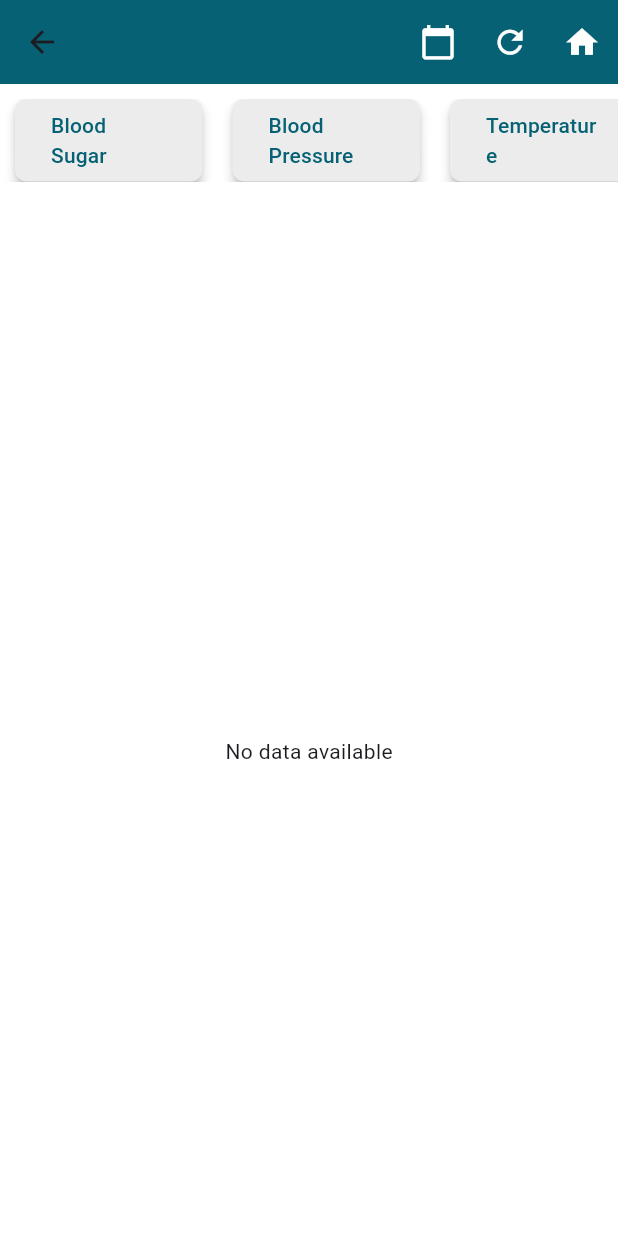
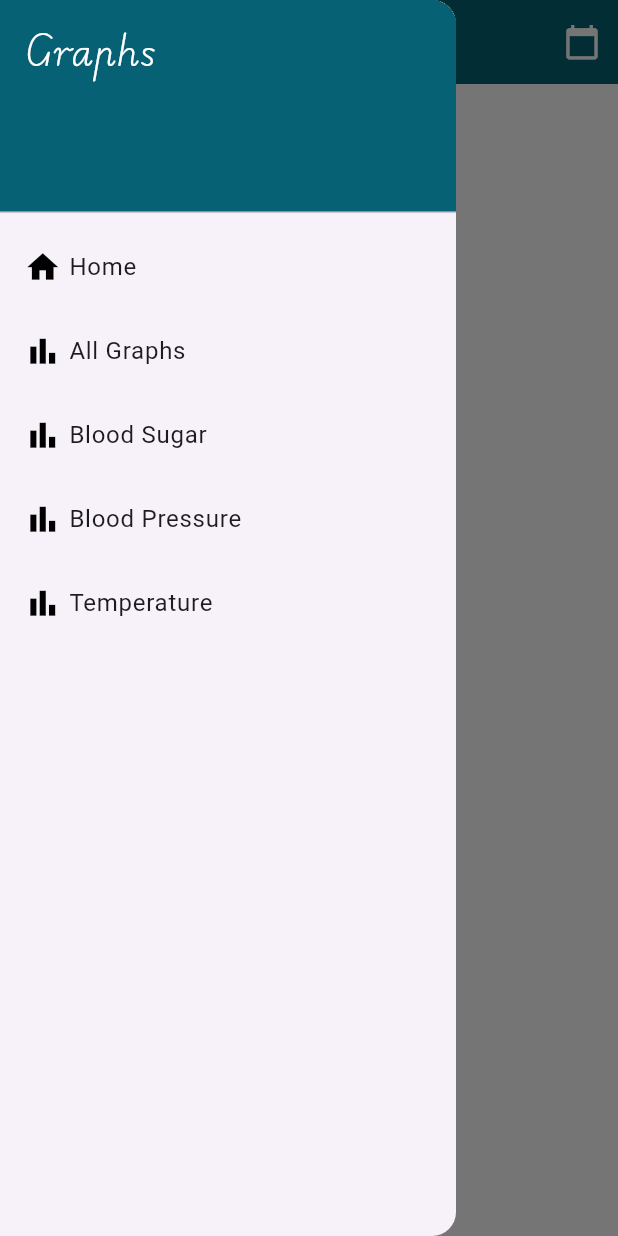
Before and after one commit to RawanSyed/glucograph, a Flutter app: the AllGraph screen opened directly with empty values, with the side drawer open (before the commit the screen has no drawer), on a phone screen of 412 x 824 dp. Run offline on Flutter 3.47's test engine with Material 3 defaults, Android fonts, the phone set to English and light mode, and no system bars; our stand-ins replace fl_chart, flutter_screenutil, get, lottie; missing offline and left inert: mysql1.

Commit message:
Update chart_graph.dart

```diff
--- a/lib/components/bar_chart/chart_graph.dart
+++ b/lib/components/bar_chart/chart_graph.dart
@@ -1,6 +1,5 @@
 import 'package:flutter/material.dart';
 import 'package:glucoograph/components/bar_chart/graph_blood%20sugar.dart';
-
 import 'package:glucoograph/components/bar_chart/graph_bloodpressure.dart';
 import 'package:glucoograph/components/bar_chart/graph_temp.dart';
 import 'package:glucoograph/constants/constants.dart';
@@ -80,21 +79,115 @@ class _AllGraphState extends State<AllGraph> {
             onPressed: () =>
                 _selectDateRange(context), // استدعاء نافذة تحديد التاريخ
           ),
-          // زر لإعادة تحميل الرسومات البيانية
-          IconButton(
-            icon: Icon(Icons.refresh, color: Colors.white, size: 25),
-            onPressed: resetGraphs,
-          ),
-          // زر العودة للصفحة الرئيسية
-          IconButton(
-              icon: Icon(Icons.home, color: Colors.white, size: 25),
-              onPressed: () {
+        ],
+      ),
+      drawer: Drawer(
+        child: ListView(
+          padding: EdgeInsets.zero,
+          children: <Widget>[
+            Container(
+              height: 150,
+              child: DrawerHeader(
+                decoration: BoxDecoration(
+                  color: kPrimaryColor,
+                ),
+                child: Text(
+                  'Graphs',
+                  style: TextStyle(
+                    color: Colors.white,
+                    fontSize: 24,
+                    fontFamily: kPrimaryFont,
+                  ),
+                ),
+              ),
+            ),
+            ListTile(
+              title: Row(
+                children: [
+                  Icon(Icons.home, color: Colors.black, size: 25),
+                  SizedBox(
+                    width: 5,
+                  ),
+                  Text('Home'),
+                ],
+              ),
+              onTap: () {
                 Navigator.of(context).pushAndRemoveUntil(
                   MaterialPageRoute(builder: (context) => User()),
                   (route) => false,
                 );
-              })
-        ],
+              },
+            ),
+            ListTile(
+              title: Row(children: [
+                Icon(Icons.bar_chart, color: Colors.black, size: 25),
+                SizedBox(
+                  width: 5,
+                ),
+                Text('All Graphs'),
+              ]),
+              onTap: () {
+                setState(() {
+                  showBloodSugar = true;
+                  showBloodPressure = true;
+                  showTemp = true;
+                });
+                Navigator.pop(context); // إغلاق الـ Drawer عند الانتقال
+              },
+            ),
+            ListTile(
+              title: Row(children: [
+                Icon(Icons.bar_chart, color: Colors.black, size: 25),
+                SizedBox(
+                  width: 5,
+                ),
+                Text('Blood Sugar'),
+              ]),
+              onTap: () {
+                setState(() {
+                  showBloodSugar = true;
+                  showBloodPressure = false;
+                  showTemp = false;
+                });
+                Navigator.pop(context); // إغلاق الـ Drawer عند الانتقال
+              },
+            ),
+            ListTile(
+              title: Row(children: [
+                Icon(Icons.bar_chart, color: Colors.black, size: 25),
+                SizedBox(
+                  width: 5,
+                ),
+                Text('Blood Pressure'),
+              ]),
+              onTap: () {
+                setState(() {
+                  showBloodSugar = false;
+                  showBloodPressure = true;
+                  showTemp = false;
+                });
+                Navigator.pop(context); // إغلاق الـ Drawer عند الانتقال
+              },
+            ),
+            ListTile(
+              title: Row(children: [
+                Icon(Icons.bar_chart, color: Colors.black, size: 25),
+                SizedBox(
+                  width: 5,
+                ),
+                Text('Temperature'),
+              ]),
+              onTap: () {
+                setState(() {
+                  showBloodSugar = false;
+                  showBloodPressure = false;
+                  showTemp = true;
+                });
+                Navigator.pop(context); // إغلاق الـ Drawer عند الانتقال
+              },
+            ),
+          ],
+        ),
       ),
       body: SingleChildScrollView(
         child: Column(
@@ -125,34 +218,6 @@ class _AllGraphState extends State<AllGraph> {
 
                     return Padding(
                       padding: const EdgeInsets.symmetric(horizontal: 10),
-                      child: ElevatedButton(
-                        onPressed: () {
-                          setState(() {
-                            if (index == 0) {
-                              showBloodSugar = true;
-                              showBloodPressure = false;
-                              showTemp = false;
-                            } else if (index == 1) {
-                              showBloodPressure = true;
-                              showBloodSugar = false;
-                              showTemp = false;
-                            } else if (index == 2) {
-                              showTemp = true;
-                              showBloodSugar = false;
-                              showBloodPressure = false;
-                            }
-                          });
-                        },
-                        child: Text(buttonText,
-                            style: TextStyle(color: kPrimaryColor)),
-                        style: ElevatedButton.styleFrom(
-                          backgroundColor: Color.fromRGBO(236, 236, 236, 1),
-                          fixedSize: Size(125, 40),
-                          elevation: 3,
-                          shape: RoundedRectangleBorder(
-                              borderRadius: BorderRadius.circular(8)),
-                        ),
-                      ),
                     );
                   },
                 ),
@@ -190,7 +255,8 @@ class _AllGraphState extends State<AllGraph> {
                 width: 400,
                 child: GraphTemp(
                   patientName: widget.patientName,
-                  selectedDateRange: selectedDateRange, // تمرير التواريخ المحددة
+                  selectedDateRange:
+                      selectedDateRange, // تمرير التواريخ المحددة
                 ),
               ),
             ],
```
